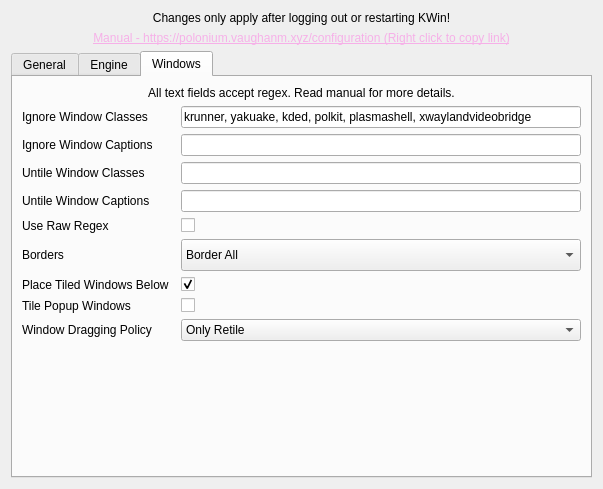
zeroxoneafour/polonium, file res/config.ui: the form before one commit.
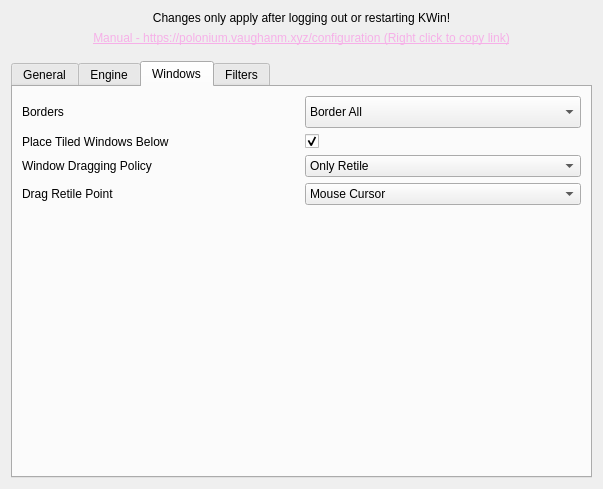
The form after the commit. The open tabs and pages were chosen to show the change.

Commit message: add more retile settings for better touchscreen

Patch:
```diff
--- a/res/config.ui
+++ b/res/config.ui
@@ -14,7 +14,27 @@
    <string>Polonium</string>
   </property>
   <layout class="QGridLayout" name="gridLayout">
-   <item row="2" column="1">
+   <item row="0" column="1">
+    <widget class="QLabel" name="label">
+     <property name="text">
+      <string>Changes only apply after logging out or restarting KWin!</string>
+     </property>
+     <property name="alignment">
+      <set>Qt::AlignmentFlag::AlignCenter</set>
+     </property>
+    </widget>
+   </item>
+   <item row="1" column="1">
+    <widget class="QLabel" name="label_2">
+     <property name="text">
+      <string>&lt;html&gt;&lt;head/&gt;&lt;body&gt;&lt;p&gt;&lt;a href=&quot;https://polonium.vaughanm.xyz/configuration&quot;&gt;&lt;span style=&quot; text-decoration: underline; color:#f6b0e8;&quot;&gt;Manual - https://polonium.vaughanm.xyz/configuration (Right click to copy link)&lt;/span&gt;&lt;/a&gt;&lt;/p&gt;&lt;/body&gt;&lt;/html&gt;</string>
+     </property>
+     <property name="alignment">
+      <set>Qt::AlignmentFlag::AlignCenter</set>
+     </property>
+    </widget>
+   </item>
+   <item row="3" column="1">
     <layout class="QVBoxLayout" name="verticalLayout">
      <item>
       <widget class="QTabWidget" name="tabWidget">
@@ -716,29 +736,26 @@
          <string>Windows</string>
         </attribute>
         <layout class="QGridLayout" name="gridLayout_5">
-         <item row="3" column="2">
-          <widget class="QLineEdit" name="kcfg_IgnoreWindowCaptions"/>
-         </item>
-         <item row="7" column="0">
-          <widget class="QLabel" name="bordersLabel">
+         <item row="2" column="1">
+          <widget class="QCheckBox" name="kcfg_TiledWindowsBelow">
            <property name="text">
-            <string>Borders</string>
+            <string/>
            </property>
+           <property name="checked">
+            <bool>true</bool>
+           </property>
           </widget>
          </item>
-         <item row="10" column="2">
-          <widget class="QComboBox" name="kcfg_WindowDragPolicy">
-           <property name="currentIndex">
-            <number>1</number>
-           </property>
+         <item row="4" column="1">
+          <widget class="QComboBox" name="kcfg_DragRetilePoint">
            <item>
             <property name="text">
-             <string>Always Tile</string>
+             <string>Mouse Cursor</string>
             </property>
            </item>
            <item>
             <property name="text">
-             <string>Only Retile</string>
+             <string>Window Center</string>
             </property>
            </item>
            <item>
@@ -748,64 +765,14 @@
            </item>
           </widget>
          </item>
-         <item row="10" column="0">
+         <item row="3" column="0">
           <widget class="QLabel" name="windowDragPolicyLabel">
            <property name="text">
             <string>Window Dragging Policy</string>
            </property>
           </widget>
          </item>
-         <item row="0" column="0" colspan="3">
-          <widget class="QLabel" name="regexInfoLabel">
-           <property name="sizePolicy">
-            <sizepolicy hsizetype="Expanding" vsizetype="Fixed">
-             <horstretch>0</horstretch>
-             <verstretch>0</verstretch>
-            </sizepolicy>
-           </property>
-           <property name="text">
-            <string>All text fields accept regex. Read manual for more details.</string>
-           </property>
-           <property name="alignment">
-            <set>Qt::AlignmentFlag::AlignCenter</set>
-           </property>
-          </widget>
-         </item>
-         <item row="8" column="0">
-          <widget class="QLabel" name="tiledWindowsBelowLabel">
-           <property name="text">
-            <string>Place Tiled Windows Below</string>
-           </property>
-          </widget>
-         </item>
-         <item row="9" column="2">
-          <widget class="QCheckBox" name="kcfg_TilePopups">
-           <property name="text">
-            <string/>
-           </property>
-          </widget>
-         </item>
-         <item row="2" column="2">
-          <widget class="QLineEdit" name="kcfg_IgnoreWindowClasses">
-           <property name="text">
-            <string>krunner, yakuake, kded, polkit, plasmashell, xwaylandvideobridge</string>
-           </property>
-          </widget>
-         </item>
-         <item row="11" column="0" colspan="3">
-          <spacer name="windowsVerticalSpacer">
-           <property name="orientation">
-            <enum>Qt::Orientation::Vertical</enum>
-           </property>
-           <property name="sizeHint" stdset="0">
-            <size>
-             <width>20</width>
-             <height>40</height>
-            </size>
-           </property>
-          </spacer>
-         </item>
-         <item row="7" column="2">
+         <item row="1" column="1">
           <widget class="QComboBox" name="kcfg_Borders">
            <property name="minimumSize">
             <size>
@@ -843,30 +810,69 @@
            </item>
           </widget>
          </item>
-         <item row="8" column="2">
-          <widget class="QCheckBox" name="kcfg_TiledWindowsBelow">
-           <property name="text">
-            <string/>
+         <item row="5" column="0" colspan="2">
+          <spacer name="windowsVerticalSpacer">
+           <property name="orientation">
+            <enum>Qt::Orientation::Vertical</enum>
            </property>
-           <property name="checked">
-            <bool>true</bool>
+           <property name="sizeHint" stdset="0">
+            <size>
+             <width>20</width>
+             <height>40</height>
+            </size>
            </property>
+          </spacer>
+         </item>
+         <item row="2" column="0">
+          <widget class="QLabel" name="tiledWindowsBelowLabel">
+           <property name="text">
+            <string>Place Tiled Windows Below</string>
+           </property>
           </widget>
          </item>
-         <item row="6" column="0">
-          <widget class="QLabel" name="rawRegexLabel">
+         <item row="1" column="0">
+          <widget class="QLabel" name="bordersLabel">
            <property name="text">
-            <string>Use Raw Regex</string>
+            <string>Borders</string>
            </property>
           </widget>
          </item>
-         <item row="9" column="0">
-          <widget class="QLabel" name="tilePopupsLabel">
+         <item row="4" column="0">
+          <widget class="QLabel" name="dragRetilePointLabel">
            <property name="text">
-            <string>Tile Popup Windows</string>
+            <string>Drag Retile Point</string>
            </property>
           </widget>
          </item>
+         <item row="3" column="1">
+          <widget class="QComboBox" name="kcfg_WindowDragPolicy">
+           <property name="currentIndex">
+            <number>1</number>
+           </property>
+           <item>
+            <property name="text">
+             <string>Always Tile</string>
+            </property>
+           </item>
+           <item>
+            <property name="text">
+             <string>Only Retile</string>
+            </property>
+           </item>
+           <item>
+            <property name="text">
+             <string>Never Tile</string>
+            </property>
+           </item>
+          </widget>
+         </item>
+        </layout>
+       </widget>
+       <widget class="QWidget" name="Filters">
+        <attribute name="title">
+         <string>Filters</string>
+        </attribute>
+        <layout class="QGridLayout" name="gridLayout_11">
          <item row="2" column="0">
           <widget class="QLabel" name="ignoreWindowClassesLabel">
            <property name="text">
@@ -874,15 +880,15 @@
            </property>
           </widget>
          </item>
-         <item row="6" column="2">
-          <widget class="QCheckBox" name="kcfg_RawRegex">
+         <item row="1" column="0">
+          <widget class="QLabel" name="rawRegexLabel">
            <property name="text">
             <string/>
            </property>
           </widget>
          </item>
-         <item row="3" column="0">
-          <widget class="QLabel" name="ignoreWindowCaptionsLabel">
+         <item row="7" column="2">
+          <widget class="QCheckBox" name="kcfg_TilePopups">
            <property name="text">
             <string>Ignore Window Captions</string>
            </property>
@@ -895,10 +901,24 @@
            </property>
           </widget>
          </item>
-         <item row="5" column="0">
-          <widget class="QLabel" name="untileWindowCaptionsLabel">
+         <item row="3" column="0">
+          <widget class="QLabel" name="ignoreWindowCaptionsLabel">
            <property name="text">
-            <string>Untile Window Captions</string>
+            <string>Ignore Window Captions</string>
+           </property>
+          </widget>
+         </item>
+         <item row="2" column="2">
+          <widget class="QLineEdit" name="kcfg_IgnoreWindowClasses">
+           <property name="text">
+            <string>krunner, yakuake, kded, polkit, plasmashell, xwaylandvideobridge</string>
+           </property>
+          </widget>
+         </item>
+         <item row="7" column="0">
+          <widget class="QLabel" name="tilePopupsLabel">
+           <property name="text">
+            <string>Tile Popup Windows</string>
            </property>
           </widget>
          </item>
@@ -908,31 +928,73 @@
          <item row="5" column="2">
           <widget class="QLineEdit" name="kcfg_UntileWindowCaptions"/>
          </item>
+         <item row="0" column="0" colspan="3">
+          <widget class="QLabel" name="regexInfoLabel">
+           <property name="sizePolicy">
+            <sizepolicy hsizetype="Expanding" vsizetype="Fixed">
+             <horstretch>0</horstretch>
+             <verstretch>0</verstretch>
+            </sizepolicy>
+           </property>
+           <property name="text">
+            <string>All text fields accept regex. Read manual for more details.</string>
+           </property>
+           <property name="alignment">
+            <set>Qt::AlignmentFlag::AlignCenter</set>
+           </property>
+          </widget>
+         </item>
+         <item row="8" column="0" colspan="3">
+          <spacer name="filtersVerticalSpacer">
+           <property name="orientation">
+            <enum>Qt::Orientation::Vertical</enum>
+           </property>
+           <property name="sizeHint" stdset="0">
+            <size>
+             <width>20</width>
+             <height>40</height>
+            </size>
+           </property>
+          </spacer>
+         </item>
+         <item row="5" column="0">
+          <widget class="QLabel" name="untileWindowCaptionsLabel">
+           <property name="text">
+            <string>Untile Window Captions</string>
+           </property>
+          </widget>
+         </item>
+         <item row="3" column="2">
+          <widget class="QLineEdit" name="kcfg_IgnoreWindowCaptions"/>
+         </item>
+         <item row="1" column="2">
+          <widget class="QCheckBox" name="kcfg_RawRegex">
+           <property name="text">
+            <string/>
+           </property>
+          </widget>
+         </item>
         </layout>
        </widget>
       </widget>
      </item>
     </layout>
    </item>
-   <item row="0" column="1">
-    <widget class="QLabel" name="label">
-     <property name="text">
-      <string>Changes only apply after logging out or restarting KWin!</string>
+   <item row="2" column="1">
+    <spacer name="verticalSpacer">
+     <property name="orientation">
+      <enum>Qt::Orientation::Vertical</enum>
      </property>
-     <property name="alignment">
-      <set>Qt::AlignmentFlag::AlignCenter</set>
+     <property name="sizeType">
+      <enum>QSizePolicy::Policy::Fixed</enum>
      </property>
-    </widget>
-   </item>
-   <item row="1" column="1">
-    <widget class="QLabel" name="label_2">
-     <property name="text">
-      <string>&lt;html&gt;&lt;head/&gt;&lt;body&gt;&lt;p&gt;&lt;a href=&quot;https://polonium.vaughanm.xyz/configuration&quot;&gt;&lt;span style=&quot; text-decoration: underline; color:#f6b0e8;&quot;&gt;Manual - https://polonium.vaughanm.xyz/configuration (Right click to copy link)&lt;/span&gt;&lt;/a&gt;&lt;/p&gt;&lt;/body&gt;&lt;/html&gt;</string>
+     <property name="sizeHint" stdset="0">
+      <size>
+       <width>20</width>
+       <height>10</height>
+      </size>
      </property>
-     <property name="alignment">
-      <set>Qt::AlignmentFlag::AlignCenter</set>
-     </property>
-    </widget>
+    </spacer>
    </item>
   </layout>
  </widget>
```
Left out of the diff: 6 changed lines with no effect on the pictures. The commit also changes 4 other files.
